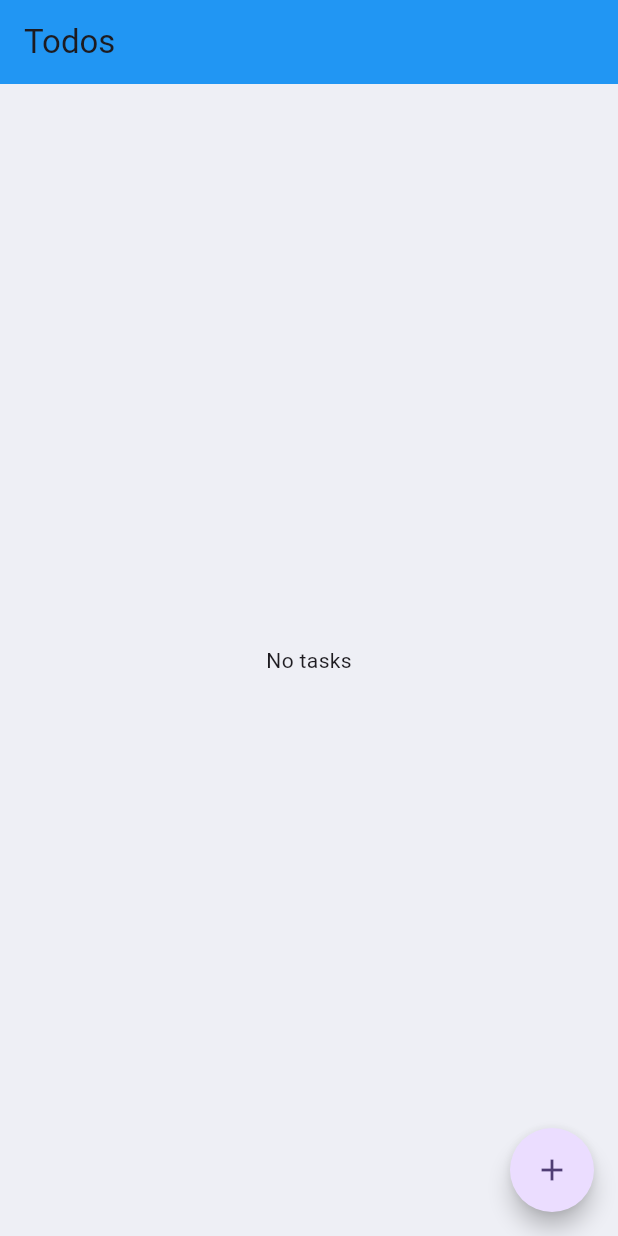
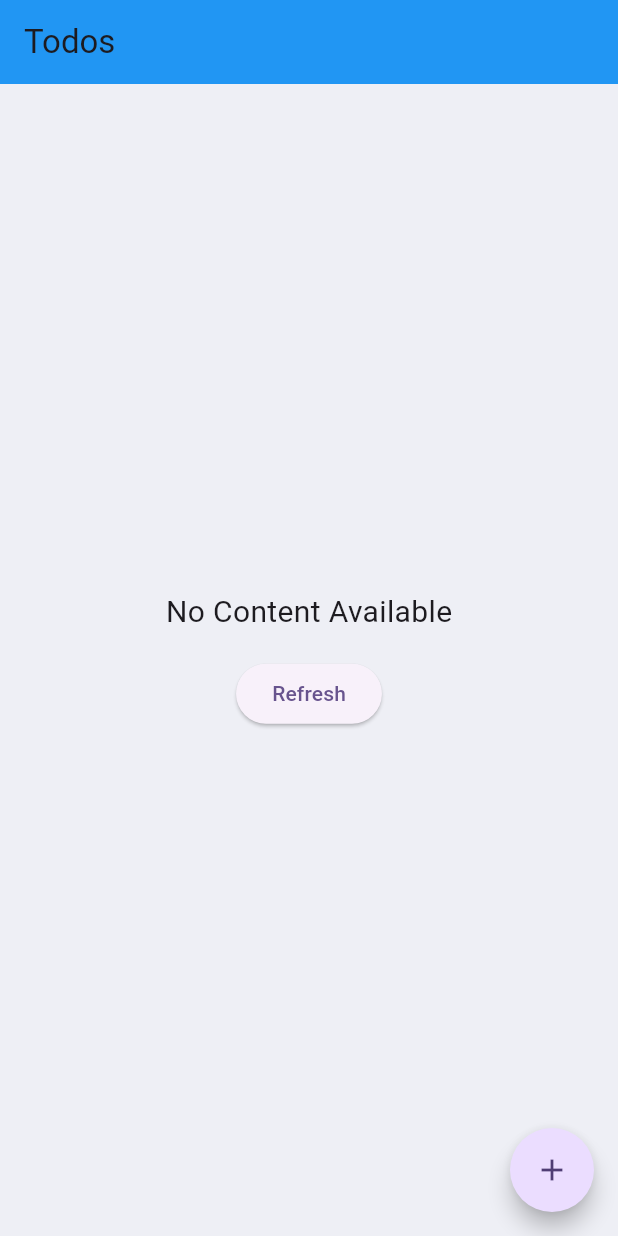
Before and after one commit to manhduydl/flutter_todos_bloc_hive, a Flutter app: the screen it shows after launch, on a phone screen of 412 x 824 dp. Run offline on Flutter 3.47's test engine with Material 3 defaults, Android fonts, the phone set to English and light mode, and no system bars; our stand-ins replace bloc, equatable, flutter_bloc, hive, hive_flutter; accounts and stored records are empty.

Commit message:
Add EmptyWidget, strim whitespaces  search query

```diff
--- a/lib/todos/bloc/todos_bloc.dart
+++ b/lib/todos/bloc/todos_bloc.dart
@@ -27,8 +27,9 @@ class TodosBloc extends Bloc<TodosEvent, TodosState> {
     LoadTodosEvent event,
     Emitter<TodosState> emit,
   ) async {
+    emit(state.copyWith(status: TodosStatus.loading));
+    // await Future.delayed(Duration(seconds: 3));
     final todos = await _todosApi.getTodos();
-    print("_onLoadTodosEvent $todos");
     emit(state.copyWith(status: TodosStatus.success, todos: todos));
   }
 
--- a/lib/todos/bloc/todos_state.dart
+++ b/lib/todos/bloc/todos_state.dart
@@ -17,7 +17,7 @@ final class TodosState extends Equatable {
 
   List<Todo> get filteredTodos => (searchQuery?.isEmpty ?? true)
       ? todos
-      : todos.where((todo) => todo.title.toLowerCase().contains(searchQuery!.toLowerCase())).toList();
+      : todos.where((todo) => todo.title.trim().toLowerCase().contains(searchQuery!.trim().toLowerCase())).toList();
 
   TodosState copyWith({
     TodosStatus? status,
--- a/lib/todos/todos_page.dart
+++ b/lib/todos/todos_page.dart
@@ -61,11 +61,14 @@ class TodosView extends StatelessWidget {
         },
         child: BlocBuilder<TodosBloc, TodosState>(
           builder: (context, state) {
-            if (state.status == TodosStatus.success) {
             if (state.todos.isEmpty) {
-                return const Center(
-                  child: Text("No tasks"),
-                );
+              if (state.status == TodosStatus.loading) {
+                return const Center(child: CircularProgressIndicator());
+              } else if (state.status != TodosStatus.success) {
+                return const SizedBox.shrink();
+              } else {
+                return _EmptyWidget();
+              }
             }
             return Scrollbar(
               child: Container(
@@ -98,8 +101,6 @@ class TodosView extends StatelessWidget {
                 ),
               ),
             );
-            }
-            return const Center(child: CircularProgressIndicator());
           },
         ),
       ),
@@ -107,6 +108,33 @@ class TodosView extends StatelessWidget {
         shape: const CircleBorder(),
         onPressed: () => _showEditTodoPage(context, null),
         child: const Icon(Icons.add),
+      ),
+    );
+  }
+}
+
+/*
+ * Empty widget
+ */
+class _EmptyWidget extends StatelessWidget {
+  const _EmptyWidget();
+
+  @override
+  Widget build(BuildContext context) {
+    return Center(
+      child: Column(
+        mainAxisAlignment: MainAxisAlignment.center,
+        spacing: 16,
+        children: [
+          const Text(
+            "No Content Available",
+            style: TextStyle(fontSize: 20),
+          ),
+          ElevatedButton(
+            onPressed: () => context.read<TodosBloc>().add(LoadTodosEvent()),
+            child: const Text("Refresh"),
+          ),
+        ],
       ),
     );
   }
```
Lines whose indentation alone changed are shown as unchanged.
